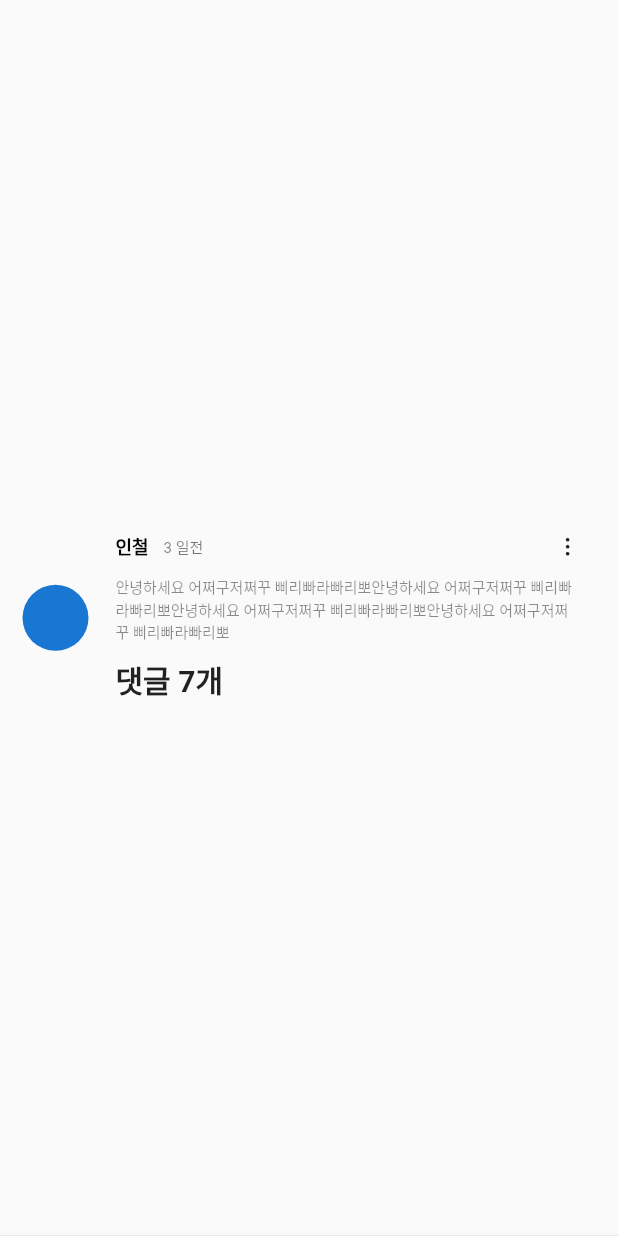
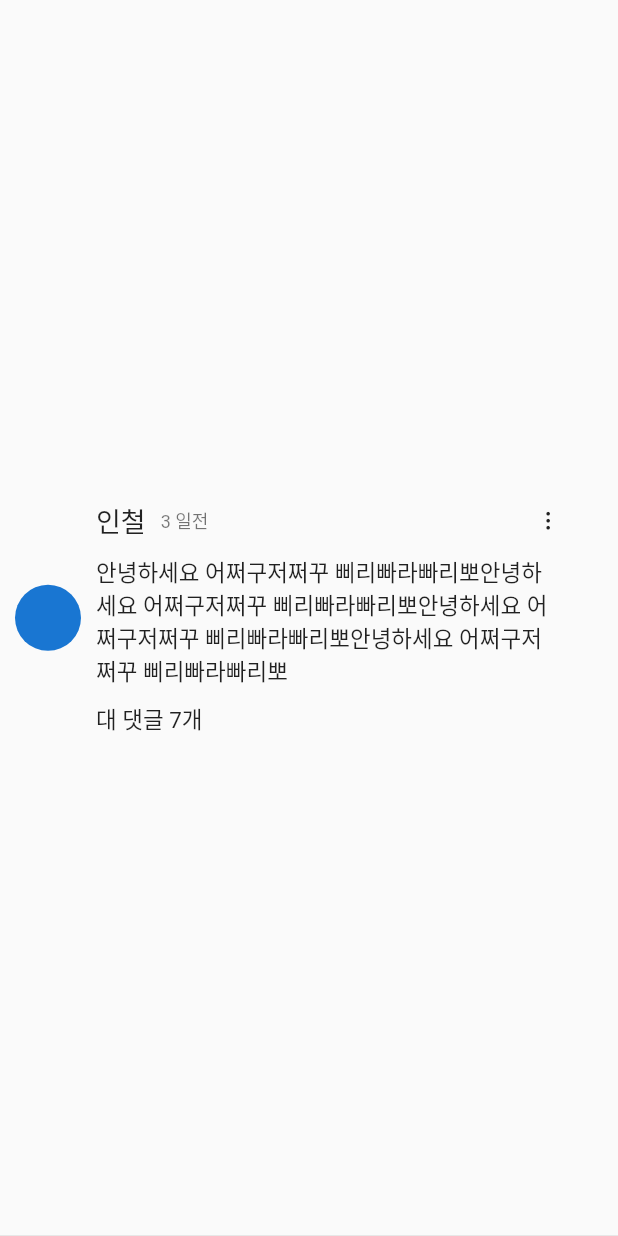
Before and after one commit to in-ch/medipot_app, a Flutter app: the _CommentData widget shown alone on an empty page, opened directly, on a phone screen of 412 x 824 dp. Run offline on Flutter 3.47's test engine with Material 2 defaults, Android fonts, the phone set to English and light mode, and no system bars; our stand-ins replace get, infinite_scroll_pagination; network calls fail.

Commit message:
style(detail): 댓글창 깨짐 현상 수정

```diff
--- a/lib/app/views/comment_list.dart
+++ b/lib/app/views/comment_list.dart
@@ -37,7 +37,12 @@ class _CommentData extends StatelessWidget {
           ),
         ),
         child: Padding(
-          padding: const EdgeInsets.all(15.0),
+          padding: const EdgeInsets.only(
+            left: 10,
+            right: 10,
+            top: 15,
+            bottom: 15,
+          ),
           child: SizedBox(
             // Header
             child: Row(
@@ -49,7 +54,7 @@ class _CommentData extends StatelessWidget {
                         url:
                             'https://avatars.githubusercontent.com/u/49556566?v=4'),
                     Padding(
-                      padding: const EdgeInsets.only(left: 18.0),
+                      padding: const EdgeInsets.only(left: 10.0),
                       child: SizedBox(
                         width: MediaQuery.of(context).size.width * 0.75,
                         child: Align(
@@ -58,42 +63,39 @@ class _CommentData extends StatelessWidget {
                             mainAxisAlignment: MainAxisAlignment.center,
                             crossAxisAlignment: CrossAxisAlignment.start,
                             children: [
-                              const Row(
+                              Row(
                                 mainAxisAlignment:
                                     MainAxisAlignment.spaceBetween,
                                 children: [
+                                  // Theme.of(context).textTheme.bodyLarge
                                   Row(
                                     children: [
                                       Text(
                                         '인철',
-                                        style: TextStyle(
-                                            fontWeight: FontWeight.w900,
-                                            fontSize: 12,
-                                            color: Colors.black),
+                                        style: Theme.of(context)
+                                            .textTheme
+                                            .bodyMedium,
                                       ),
-                                      SizedBox(width: 10),
-                                      Text(
+                                      const SizedBox(width: 10),
+                                      const Text(
                                         '3 일전',
                                         style: TextStyle(
                                             fontWeight: FontWeight.normal,
-                                            fontSize: 10,
+                                            fontSize: 12,
                                             color: Colors.black54),
                                       ),
                                     ],
                                   ),
-                                  Icon(
+                                  const Icon(
                                     CupertinoIcons.ellipsis_vertical,
                                     size: 15,
                                   ),
                                 ],
                               ),
                               const SizedBox(height: 10),
-                              const Text(
+                              Text(
                                 '안녕하세요 어쩌구저쩌꾸 삐리빠라빠리뽀안녕하세요 어쩌구저쩌꾸 삐리빠라빠리뽀안녕하세요 어쩌구저쩌꾸 삐리빠라빠리뽀안녕하세요 어쩌구저쩌꾸 삐리빠라빠리뽀',
-                                style: TextStyle(
-                                    fontWeight: FontWeight.normal,
-                                    fontSize: 10,
-                                    color: Colors.black45),
+                                style: Theme.of(context).textTheme.bodySmall,
                               ),
                               const SizedBox(height: 10),
                               Row(
@@ -103,10 +105,10 @@ class _CommentData extends StatelessWidget {
                                       // Get.to(const ReplyScreen(),
                                       //     transition: Transition.cupertino);
                                     },
-                                    child: Text('댓글 7개',
+                                    child: Text('대 댓글 7개',
                                         style: Theme.of(context)
                                             .textTheme
-                                            .headlineSmall),
+                                            .bodySmall),
                                   ),
                                 ],
                               ),
```
